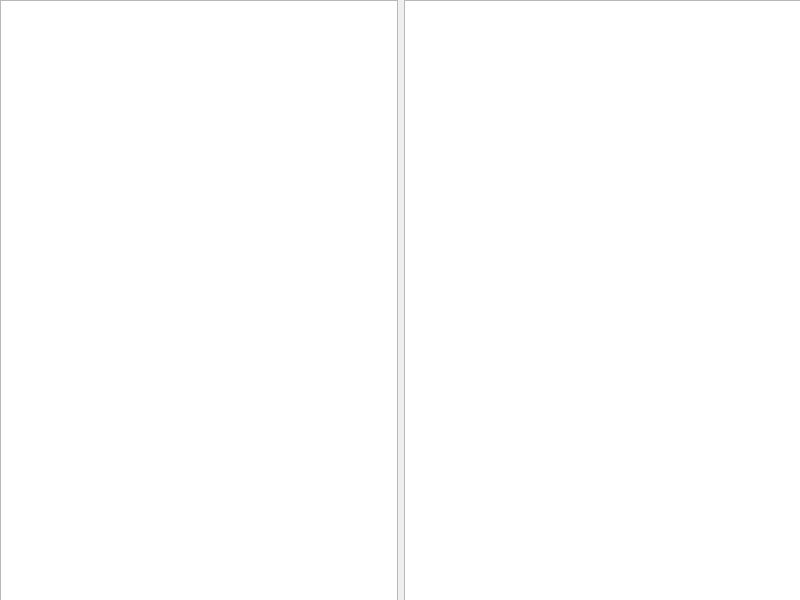
This is mainwindow.ui in RoastedKaju/Qt-Markdown-Viewer as Qt 5 draws it before an edit. The edited form follows.
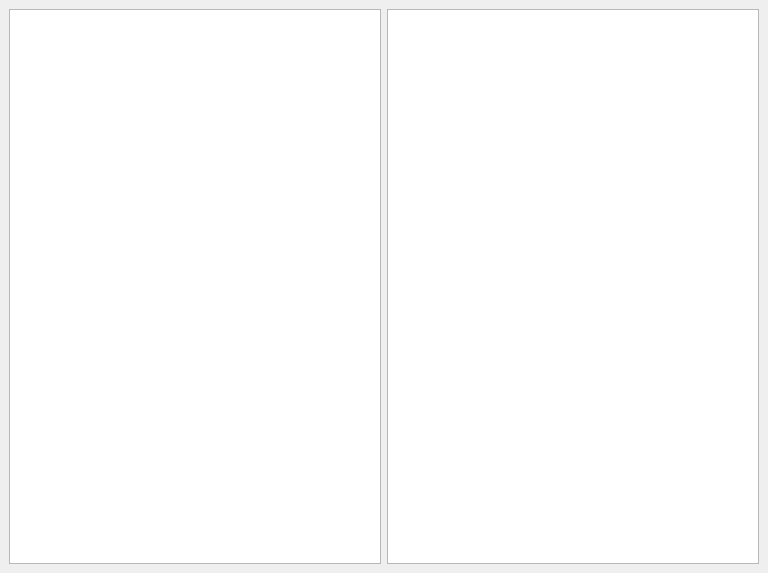
This is the edited form.

Commit message: Convert central widget to horizontal layout

```diff
--- a/mainwindow.ui
+++ b/mainwindow.ui
@@ -6,23 +6,16 @@
    <rect>
     <x>0</x>
     <y>0</y>
-    <width>800</width>
-    <height>600</height>
+    <width>768</width>
+    <height>573</height>
    </rect>
   </property>
   <property name="windowTitle">
    <string>Markdown Viewer</string>
   </property>
   <widget class="QWidget" name="centralwidget">
-   <widget class="QWidget" name="horizontalLayoutWidget">
-    <property name="geometry">
-     <rect>
-      <x>0</x>
-      <y>0</y>
-      <width>801</width>
-      <height>601</height>
-     </rect>
-    </property>
+   <layout class="QHBoxLayout" name="horizontalLayout_2">
+    <item>
     <layout class="QHBoxLayout" name="horizontalLayout">
      <item>
       <widget class="QTextEdit" name="textEdit"/>
@@ -35,7 +28,8 @@
       </widget>
      </item>
     </layout>
-   </widget>
+    </item>
+   </layout>
   </widget>
  </widget>
  <resources/>
```
Lines whose indentation alone changed are shown as unchanged.
